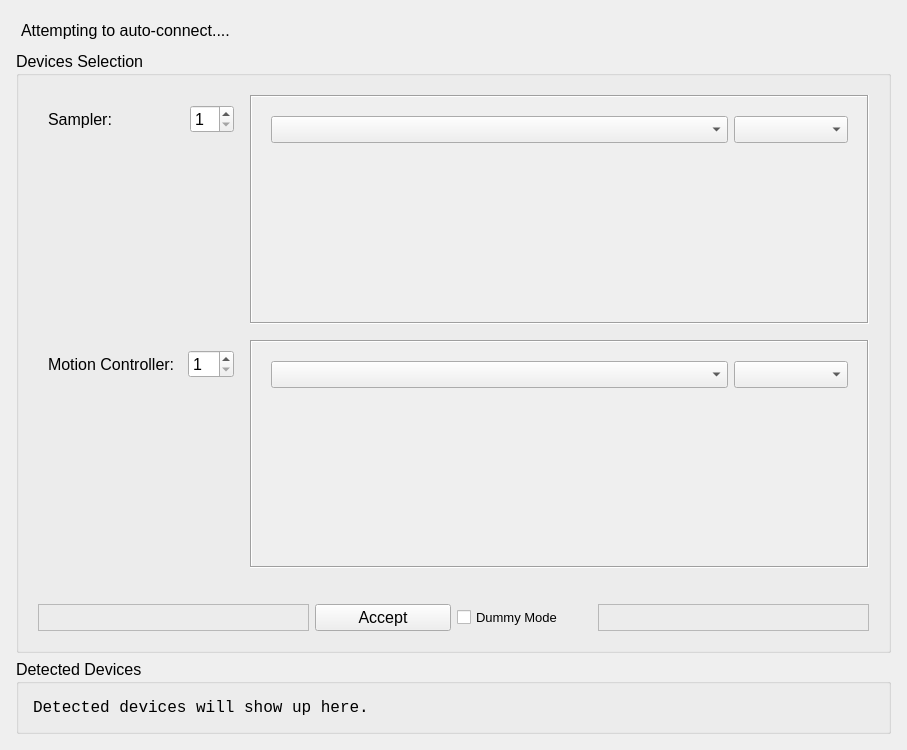
Qt form ui/device_manager.ui (mitbailey/MMC) before a commit.
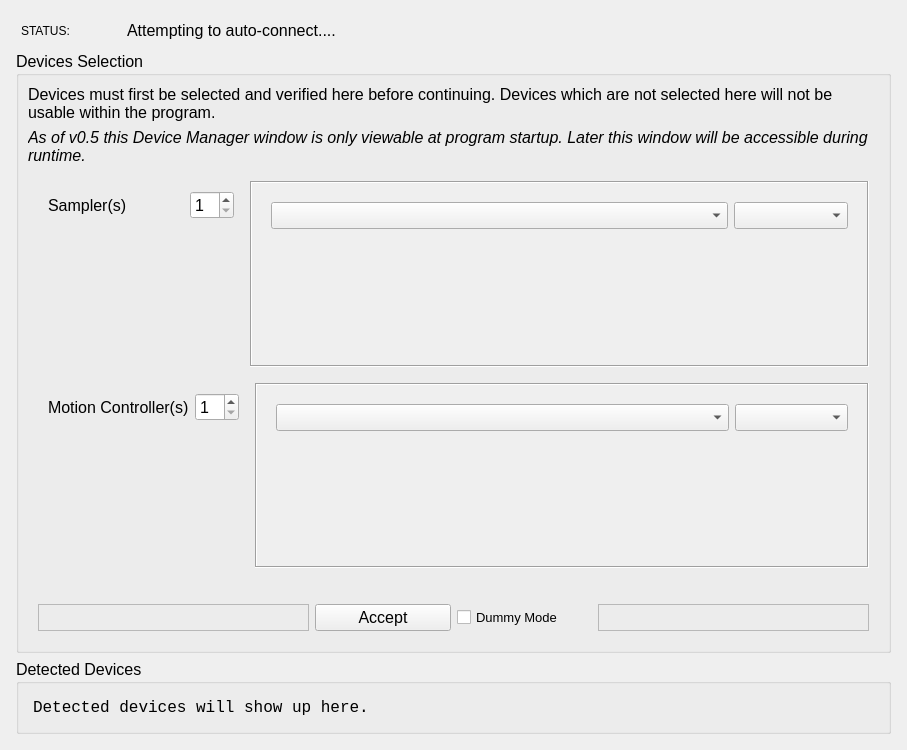
The same form after that commit.

Commit message: Fixed missing functions in dummy drivers, made it so the only devices added to the device configurator are ones which have already been selected and verified through the device manager.

```diff
--- a/ui/device_manager.ui
+++ b/ui/device_manager.ui
@@ -48,6 +48,19 @@
        <property name="bottomMargin">
         <number>5</number>
        </property>
+       <item>
+        <widget class="QLabel" name="label_5">
+         <property name="maximumSize">
+          <size>
+           <width>100</width>
+           <height>16777215</height>
+          </size>
+         </property>
+         <property name="text">
+          <string>STATUS:</string>
+         </property>
+        </widget>
+       </item>
        <item>
         <widget class="QLabel" name="dmw_explanation_ql">
          <property name="font">
@@ -81,7 +94,7 @@
         <string>Devices Selection</string>
        </property>
        <layout class="QGridLayout" name="gridLayout_2">
-        <item row="0" column="0">
+        <item row="2" column="0">
          <layout class="QVBoxLayout" name="verticalLayout_2">
           <property name="leftMargin">
            <number>5</number>
@@ -140,7 +153,7 @@
                 <item>
                  <widget class="QLabel" name="label_3">
                   <property name="text">
-                   <string>Sampler:</string>
+                   <string>Sampler(s)</string>
                   </property>
                  </widget>
                 </item>
@@ -191,7 +204,7 @@
                  <x>0</x>
                  <y>0</y>
                  <width>621</width>
-                 <height>224</height>
+                 <height>176</height>
                 </rect>
                </property>
                <layout class="QVBoxLayout" name="verticalLayout_4">
@@ -297,7 +310,7 @@
                 <item>
                  <widget class="QLabel" name="label_4">
                   <property name="text">
-                   <string>Motion Controller:</string>
+                   <string>Motion Controller(s)</string>
                   </property>
                  </widget>
                 </item>
@@ -350,8 +363,8 @@
                 <rect>
                  <x>0</x>
                  <y>0</y>
-                 <width>621</width>
-                 <height>224</height>
+                 <width>618</width>
+                 <height>176</height>
                 </rect>
                </property>
                <layout class="QVBoxLayout" name="verticalLayout_3">
@@ -505,6 +518,33 @@
           </item>
          </layout>
         </item>
+        <item row="0" column="0">
+         <widget class="QLabel" name="label">
+          <property name="text">
+           <string>Devices must first be selected and verified here before continuing. Devices which are not selected here will not be usable within the program.</string>
+          </property>
+          <property name="wordWrap">
+           <bool>true</bool>
+          </property>
+         </widget>
+        </item>
+        <item row="1" column="0">
+         <widget class="QLabel" name="label_2">
+          <property name="font">
+           <font>
+            <weight>50</weight>
+            <italic>true</italic>
+            <bold>false</bold>
+           </font>
+          </property>
+          <property name="text">
+           <string>As of v0.5 this Device Manager window is only viewable at program startup. Later this window will be accessible during runtime.</string>
+          </property>
+          <property name="wordWrap">
+           <bool>true</bool>
+          </property>
+         </widget>
+        </item>
        </layout>
       </widget>
      </item>
```
Left out of the diff: 2 changed lines with no effect on the pictures. The commit also changes 7 other files.
